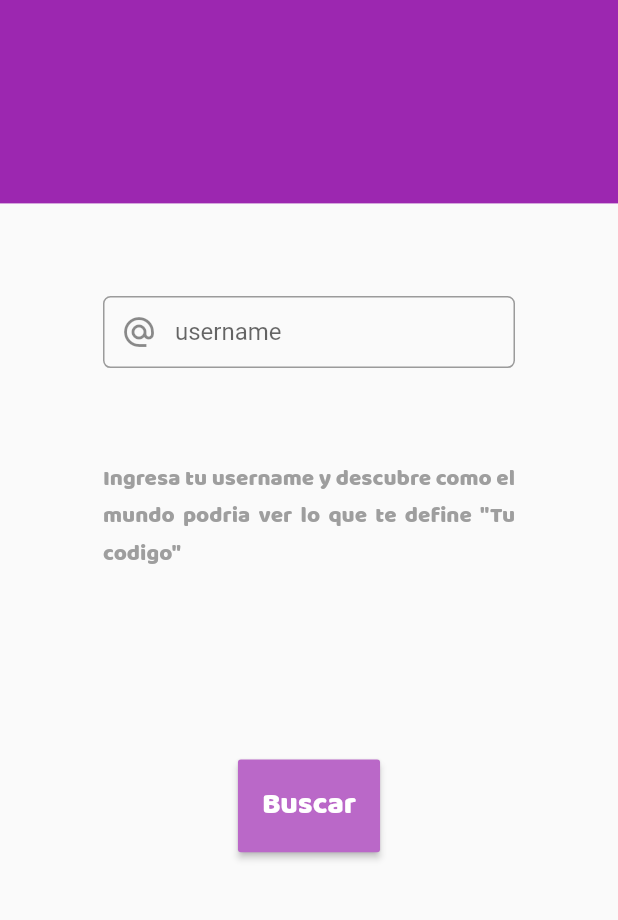
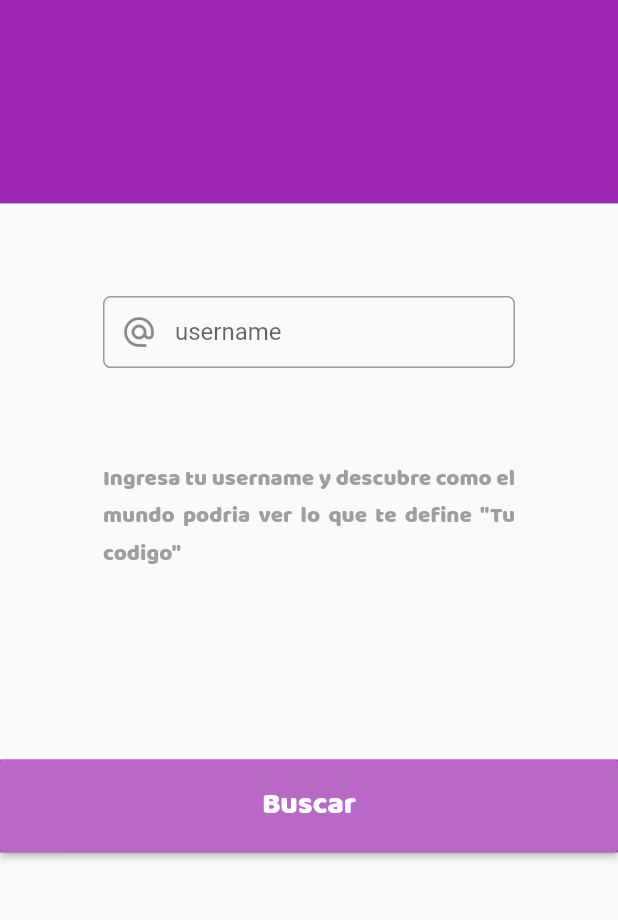
Before and after one commit to boanergepro/scancode_app, a Flutter app: the screen it shows after launch, on a phone screen of 412 x 824 dp, the part 291-1211 px from its top. Run offline on Flutter 3.47's test engine with Material 2 defaults, Android fonts, the phone set to English and light mode, and no system bars.

Commit message:
[MOD]: Modificado el boton para emepzar la busqueda.

```diff
--- a/lib/src/screens/login_screen.dart
+++ b/lib/src/screens/login_screen.dart
@@ -9,6 +9,8 @@ class LoginScreen extends StatefulWidget {
 }
 
 class _LoginScreenState extends State<LoginScreen> {
+  TextEditingController _usernameController = TextEditingController();
+
   @override
   Widget build(BuildContext context) {
     return Scaffold(
@@ -54,6 +56,8 @@ class _LoginScreenState extends State<LoginScreen> {
                               Expanded(
                                 flex: 3,
                                 child: customTextField(
+                                  autofocus: true,
+                                  controller: _usernameController,
                                   labelText: 'username',
                                   prefixIcon: Icons.alternate_email,
                                 ),
@@ -82,14 +86,16 @@ class _LoginScreenState extends State<LoginScreen> {
                           flex: 2,
                         ),
                       ],
-                      )),
+                    ),
+                  ),
                   Spacer(
                     flex: 1,
                   ),
                   Expanded(
                     flex: 1,
                     child: Container(
-                      //color: Theme.of(context).primaryColor,
+                      width: double.infinity,
+                      color: Theme.of(context).primaryColor,
                       child: RaisedButton(
                         onPressed: () {},
                         child: Text(
```
Lines whose indentation alone changed are shown as unchanged.
